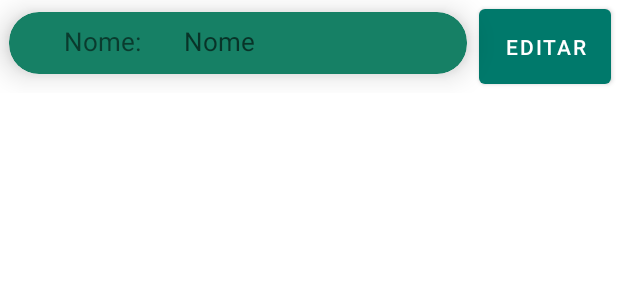
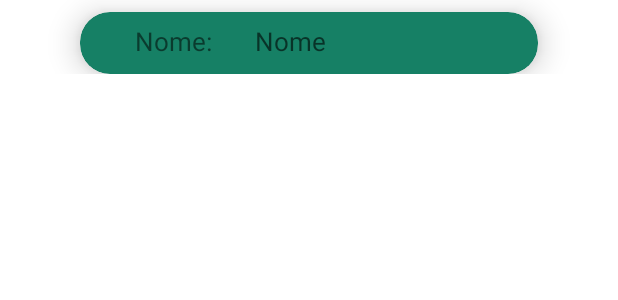
Before and after one commit to Gustavhr/APPTCC, an Android app: the layout coletorcelula.xml on its own in the app's theme, with its tools: preview values and no code run, on a phone screen of 412 x 824 dp. Shown: the top 300 px of the screen. Run offline under Robolectric (Android 15) with nearby library versions, the light colour scheme and no system bars.

Commit message:
Algumas correções, tentativa de FK endereço

```diff
--- a/app/build.gradle
+++ b/app/build.gradle
@@ -34,5 +34,5 @@ dependencies {
     implementation "androidx.room:room-runtime:$room_version"
     annotationProcessor "androidx.room:room-compiler:$room_version"
     implementation 'com.miguelcatalan:materialsearchview:1.4.0'
-    compile 'com.github.rtoshiro.mflibrary:mflibrary:1.0.0'
+    implementation 'com.github.rtoshiro.mflibrary:mflibrary:1.0.0'
 }
--- a/app/src/main/java/com/example/app/Activity/HomeCadastroPaciente.java
+++ b/app/src/main/java/com/example/app/Activity/HomeCadastroPaciente.java
@@ -40,7 +40,7 @@ public class HomeCadastroPaciente extends AppCompatActivity {
     Boolean [] respotas = new Boolean[12];
     String [] datasiniciais = new String[12];
     EditText txtnome,txttelefone,txtrua,txtnumero,txtbairro,txtcidade,txtcep,txtcpf,txtrg;
-    Character sexo;
+    Character sexo = ' ';
 
 
     // OBJETOS
@@ -751,6 +751,9 @@ public class HomeCadastroPaciente extends AppCompatActivity {
                 }
                 count++;
             }
+            if(sexo.equals(' ')){
+                valida=false;
+            }
             return valida;
         }
         catch(Exception ex)
--- a/app/src/main/java/com/example/app/Dados/EnderecoDatabase.java
+++ b/app/src/main/java/com/example/app/Dados/EnderecoDatabase.java
@@ -9,7 +9,7 @@ import androidx.room.RoomDatabase;
 import com.example.app.Model.Endereco;
 import com.example.app.Model.Paciente;
 
-@Database(entities = {Endereco.class},version = 1,exportSchema = false )
+@Database(entities = {Endereco.class,Paciente.class},version = 1,exportSchema = false )
 public abstract class EnderecoDatabase extends RoomDatabase {
 
     public abstract EnderecoDAO enderecoDAO();
--- a/app/src/main/java/com/example/app/Model/Medicao.java
+++ b/app/src/main/java/com/example/app/Model/Medicao.java
@@ -12,7 +12,7 @@ import java.util.Date;
 import static androidx.room.ForeignKey.CASCADE;
 
 //@Entity(tableName = "MEDICAO")
-@Entity(foreignKeys = @ForeignKey(entity = Paciente.class,
+@Entity(tableName = "MEDICAO",foreignKeys = @ForeignKey(entity = Paciente.class,
         parentColumns = "id",
         childColumns = "idpaciente",
         onDelete = CASCADE))
--- a/app/src/main/res/layout/coletorcelula.xml
+++ b/app/src/main/res/layout/coletorcelula.xml
@@ -5,18 +5,6 @@
     android:layout_width="match_parent"
     android:layout_height="wrap_content"
     >
-
-    <androidx.cardview.widget.CardView
-        android:layout_width="418dp"
-        android:layout_height="62dp"
-        app:layout_constraintEnd_toEndOf="parent"
-        app:layout_constraintStart_toStartOf="parent"
-        app:layout_constraintTop_toTopOf="parent">
-
-        <LinearLayout
-            android:layout_width="match_parent"
-            android:layout_height="match_parent"
-            android:orientation="horizontal">
 
     <androidx.cardview.widget.CardView
         android:id="@+id/cardView"
@@ -27,7 +15,10 @@
         android:layout_marginEnd="8dp"
         app:cardBackgroundColor="#168065"
         app:cardCornerRadius="20dp"
-                app:cardElevation="12dp">
+        app:cardElevation="12dp"
+        app:layout_constraintEnd_toEndOf="parent"
+        app:layout_constraintStart_toStartOf="parent"
+        app:layout_constraintTop_toTopOf="parent">
 
         <LinearLayout
             android:layout_width="match_parent"
@@ -68,13 +59,4 @@
 
     </androidx.cardview.widget.CardView>
 
-            <Button
-                android:id="@+id/btn_editarpaciente"
-                android:layout_width="wrap_content"
-                android:layout_height="match_parent"
-                android:text="Editar" />
-        </LinearLayout>
-
-    </androidx.cardview.widget.CardView>
-
 </androidx.constraintlayout.widget.ConstraintLayout>
```
Also changed, not shown: app/src/main/java/com/example/app/Model/Endereco.java (+11 -3 lines), app/src/main/java/com/example/app/Model/Resposta.java (+12 -0 lines). Lines whose indentation alone changed are shown as unchanged.
